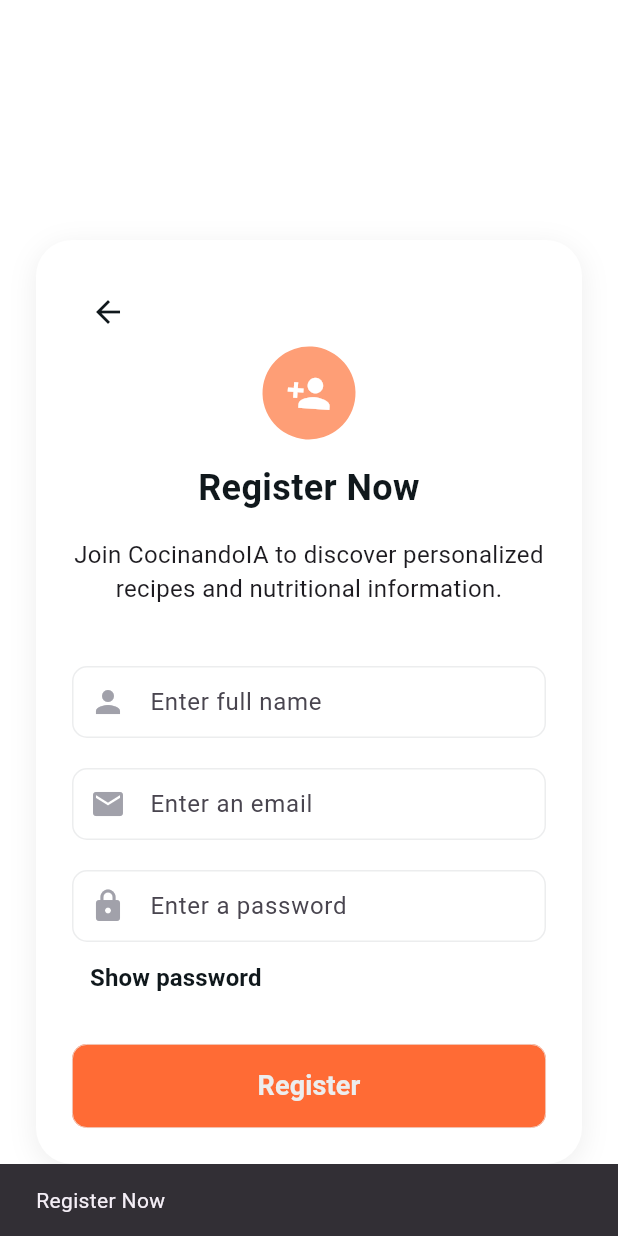
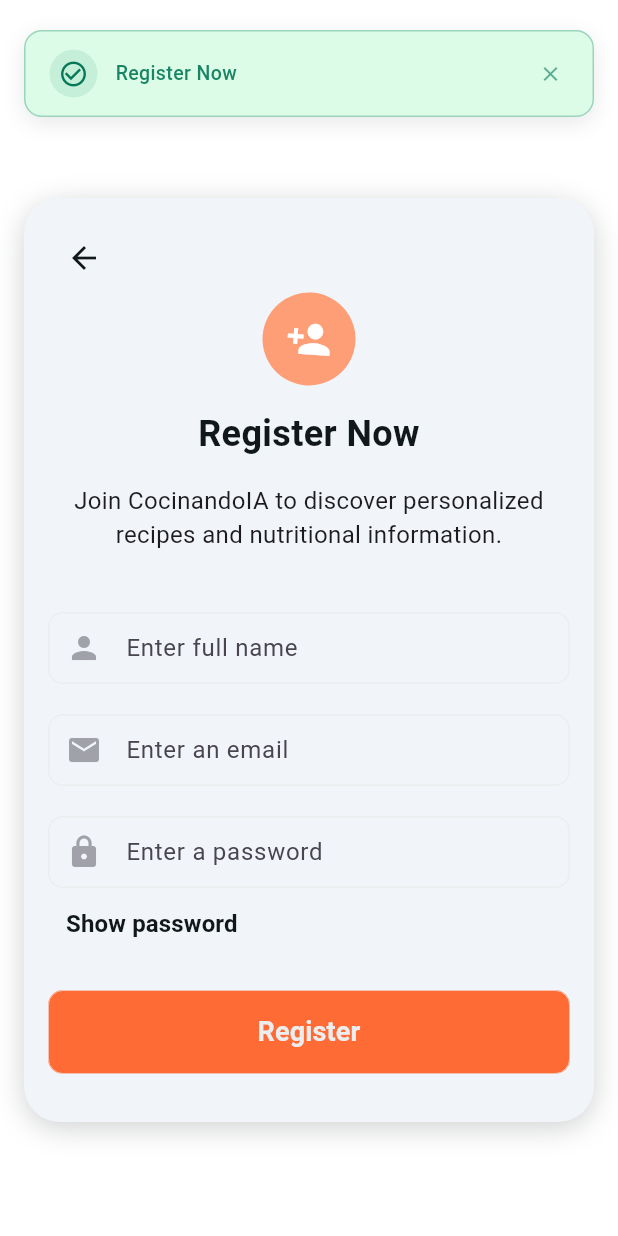
Before and after one commit to ngonzanosaborperuano/comidaperuana, a Flutter app: the RegisterPage screen opened by its route, after a tap on the "person add" icon, on a phone screen of 412 x 824 dp. Run offline on Flutter 3.47's test engine with Material 3 defaults, Android fonts, the phone set to English and light mode, and no system bars; our stand-ins replace dio, equatable, firebase_ai, firebase_auth, firebase_core, firebase_remote_config and 11 more; missing offline and left inert: clarity_flutter, encrypt, firebase_app_check, flutter_custom_tabs, flutter_sound; accounts and stored records are empty; statements that could not run were skipped.

Commit message:
avance register

```diff
--- a/lib/modules/home/widget/subscription_plans_page.dart
+++ b/lib/modules/home/widget/subscription_plans_page.dart
@@ -476,7 +476,7 @@ void showSubscriptionModal(BuildContext context, {VoidCallback? onSelected}) {
   showModalBottomSheet(
     context: context,
     isScrollControlled: true,
-    backgroundColor: Colors.transparent,
+    backgroundColor: context.color.background,
     builder: (context) => SubscriptionPlansPage(onSubscriptionSelected: onSelected),
   );
 }
--- a/lib/modules/register/view/register_page.dart
+++ b/lib/modules/register/view/register_page.dart
@@ -9,7 +9,7 @@ import 'package:recetasperuanas/shared/widget/app_scaffold/app_scaffold.dart';
 class RegisterPage extends StatelessWidget {
   const RegisterPage({super.key});
 
-  factory RegisterPage.routeBuilder(_, __) {
+  factory RegisterPage.routeBuilder(_, _) {
     return const RegisterPage(key: Key('register_page'));
   }
 
--- a/lib/modules/register/view/register_view.dart
+++ b/lib/modules/register/view/register_view.dart
@@ -67,11 +67,10 @@ class _RegisterViewState extends State<RegisterView>
   Widget build(BuildContext context) {
     return Consumer<RegisterController>(
       builder: (_, RegisterController con, _) {
-        return AppScaffold(
-          body: Center(
+        return Center(
           child: SingleChildScrollView(
             child: Padding(
-                padding: const EdgeInsets.symmetric(horizontal: 24, vertical: 32),
+              padding: const EdgeInsets.symmetric(horizontal: AppSpacing.md),
               child: LayoutBuilder(
                 builder: (context, constraints) {
                   double maxWidth = constraints.maxWidth > 600 ? 450 : double.infinity;
@@ -79,34 +78,19 @@ class _RegisterViewState extends State<RegisterView>
                     child: ConstrainedBox(
                       constraints: BoxConstraints(maxWidth: maxWidth),
                       child: Container(
-                          padding: const EdgeInsets.all(24),
+                        padding: const EdgeInsets.all(AppSpacing.md),
                         decoration: BoxDecoration(
-                            color: context.color.background,
+                          color: context.color.backgroundCard,
                           borderRadius: BorderRadius.circular(24),
                           boxShadow: [
                             BoxShadow(
-                                color: Colors.black.withOpacity(0.07),
-                                blurRadius: 16,
+                              color: context.color.text.withValues(alpha: 0.2),
+                              blurRadius: AppSpacing.md,
                               offset: const Offset(0, 4),
                             ),
                           ],
                         ),
-                          child: _buildRegisterForm(context, con),
-                        ),
-                      ),
-                    );
-                  },
-                ),
-              ),
-            ),
-          ),
-        );
-      },
-    );
-  }
-
-  Widget _buildRegisterForm(BuildContext context, RegisterController con) {
-    return Column(
+                        child: Column(
                           crossAxisAlignment: CrossAxisAlignment.center,
                           children: [
                             RepaintBoundary(
@@ -124,24 +108,17 @@ class _RegisterViewState extends State<RegisterView>
                                 ),
                               ),
                             ),
-        // Avatar animado
                             RepaintBoundary(
                               child: AnimatedScaleWidget(
                                 animation: scaleAnimation,
                                 child: AnimatedAvatar(
                                   onTap: () {
-                ScaffoldMessenger.of(context).showSnackBar(
-                  SnackBar(
-                    content: Text(context.loc.registerNow),
-                    duration: const Duration(seconds: 1),
-                  ),
-                );
+                                    context.showSuccessToast(context.loc.registerNow);
                                   },
                                 ),
                               ),
                             ),
                             AppVerticalSpace.md,
-        // Textos con animación de slide
                             RepaintBoundary(
                               child: AnimatedEntryWidget(
                                 animation: fadeAnimation,
@@ -166,7 +143,6 @@ class _RegisterViewState extends State<RegisterView>
                                 ),
                               ),
                             ),
-        // Formulario con animación fade
                             RepaintBoundary(
                               child: FadeTransition(
                                 opacity: formAnimation,
@@ -174,7 +150,12 @@ class _RegisterViewState extends State<RegisterView>
                                   position: Tween<Offset>(
                                     begin: const Offset(0, 0.2),
                                     end: Offset.zero,
-              ).animate(CurvedAnimation(parent: formController, curve: Curves.easeOutCubic)),
+                                  ).animate(
+                                    CurvedAnimation(
+                                      parent: formController,
+                                      curve: Curves.easeOutCubic,
+                                    ),
+                                  ),
                                   child: RegisterForm(
                                     formKey: _formKeyRegister,
                                     controller: con,
@@ -183,7 +164,18 @@ class _RegisterViewState extends State<RegisterView>
                                 ),
                               ),
                             ),
+                            AppVerticalSpace.md,
                           ],
+                        ),
+                      ),
+                    ),
+                  );
+                },
+              ),
+            ),
+          ),
+        );
+      },
     );
   }
 }
```
Lines whose indentation alone changed are shown as unchanged.
